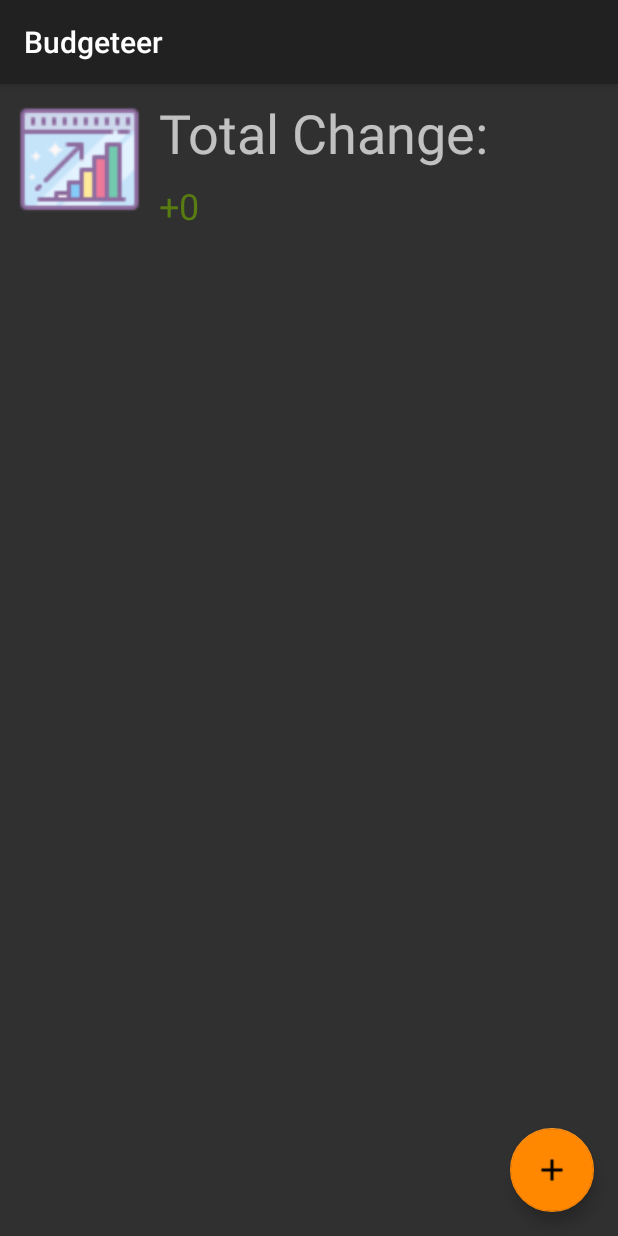
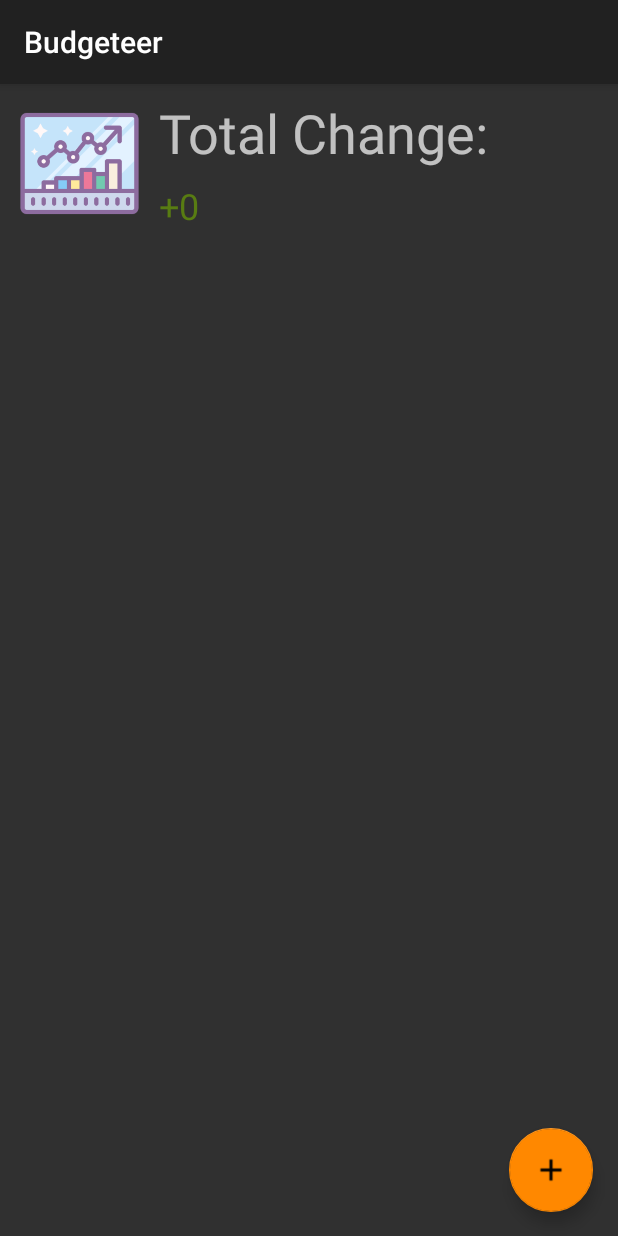
Before and after one commit to napattk/Budgeteer, an Android app: the screen it shows after launch (MainActivity), on a phone screen of 412 x 824 dp. Run offline under Robolectric (Android 15) with nearby library versions, the phone set to English and light mode, and no system bars.

Commit message:
Replaced text views in AddNewAcitivity with icons, other minor aesthetic fixes

```diff
--- a/app/src/main/java/com/example/mickey/budgeteer/MainActivity.kt
+++ b/app/src/main/java/com/example/mickey/budgeteer/MainActivity.kt
@@ -5,6 +5,7 @@ import android.graphics.Color
 import android.support.v7.app.AppCompatActivity
 import android.os.Bundle
 import android.support.v7.widget.LinearLayoutManager
+import android.support.v7.widget.RecyclerView
 import kotlinx.android.synthetic.main.activity_main.*
 
 class MainActivity : AppCompatActivity() {
@@ -28,7 +29,7 @@ class MainActivity : AppCompatActivity() {
         if(totalChange < 0){
             changeAmountText.setTextColor(Color.parseColor("#8C2A2A"))
             changeAmountText.setText(totalChange)
-            changeImage.setImageResource(R.drawable.decline)
+            changeImage.setImageResource(R.drawable.decrease)
         }else{
             changeAmountText.setTextColor(Color.parseColor("#587C12"))
             changeAmountText.setText("+"+totalChange)
@@ -36,7 +37,7 @@ class MainActivity : AppCompatActivity() {
         }
 
         //Set-up items list
-        budgetList.layoutManager = LinearLayoutManager(this);
+        budgetList.layoutManager = LinearLayoutManager(this) as RecyclerView.LayoutManager?;
         budgetList.adapter = BudgetViewAdapter(this);
 
         newItemButton.setOnClickListener(){ user->
--- a/app/src/main/res/layout/activity_main.xml
+++ b/app/src/main/res/layout/activity_main.xml
@@ -17,7 +17,7 @@
         app:backgroundTint="@android:color/holo_orange_dark"
         app:layout_constraintBottom_toBottomOf="parent"
         app:layout_constraintEnd_toEndOf="parent"
-        app:layout_constraintHorizontal_bias="0.976"
+        app:layout_constraintHorizontal_bias="0.975"
         app:layout_constraintStart_toStartOf="parent"
         app:srcCompat="@drawable/baseline_add_black_18dp" />
 
@@ -60,16 +60,16 @@
     <android.support.v7.widget.RecyclerView
         android:id="@+id/budgetList"
         android:layout_width="0dp"
-        android:layout_height="wrap_content"
+        android:layout_height="0dp"
         android:layout_marginBottom="8dp"
         android:layout_marginEnd="8dp"
         android:layout_marginStart="8dp"
-        android:layout_marginTop="40dp"
+        android:layout_marginTop="20dp"
         android:paddingTop="0dp"
         app:layout_constraintBottom_toBottomOf="parent"
         app:layout_constraintEnd_toEndOf="parent"
         app:layout_constraintHorizontal_bias="0.0"
         app:layout_constraintStart_toStartOf="parent"
-        app:layout_constraintTop_toBottomOf="@+id/changeAmountText"
-        app:layout_constraintVertical_bias="0.0" />
+        app:layout_constraintTop_toBottomOf="@+id/changeAmountText" />
+
 </android.support.constraint.ConstraintLayout>
```
Also changed, not shown: app/src/main/res/layout/activity_add_new_item.xml (+43 -42 lines), app/src/main/res/menu/bottom_navigation_menu.xml (added, +15 -0 lines), app/src/main/res/drawable-v24/List.png (added), app/src/main/res/drawable-v24/amount.png (added), app/src/main/res/drawable-v24/decline.png (deleted), app/src/main/res/drawable-v24/decrease.png (added), app/src/main/res/drawable-v24/increase.png, app/src/main/res/drawable-v24/s.png (added), app/src/main/res/drawable-v24/title.png (added), app/src/main/res/drawable-v24/type.png (added).
